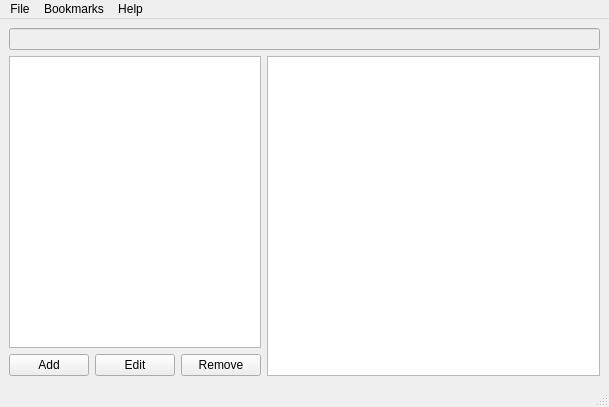
Old version of the form src/mainwindow.ui in the repository moose-kazan/qOPDSbrowser.
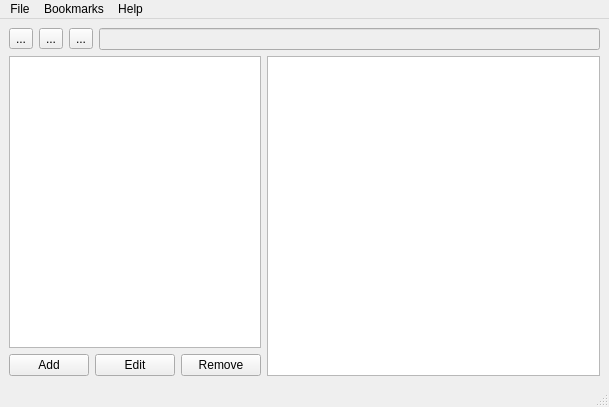
New version of the form. Icons and pictures are not drawn.

Commit message: Added navigation (Next/Prev/Refresh)

```diff
--- a/src/mainwindow.ui
+++ b/src/mainwindow.ui
@@ -24,14 +24,51 @@
     <item>
      <layout class="QVBoxLayout" name="rootLayout">
       <item>
-       <widget class="QLineEdit" name="urlEdit">
-        <property name="enabled">
-         <bool>false</bool>
-        </property>
-        <property name="readOnly">
-         <bool>true</bool>
-        </property>
-       </widget>
+       <layout class="QHBoxLayout" name="toolbarLayout">
+        <item>
+         <widget class="QToolButton" name="toolButtonPrev">
+          <property name="text">
+           <string>...</string>
+          </property>
+          <property name="icon">
+           <iconset theme="go-previous">
+            <normaloff>.</normaloff>.</iconset>
+          </property>
+         </widget>
+        </item>
+        <item>
+         <widget class="QToolButton" name="toolButtonNext">
+          <property name="text">
+           <string>...</string>
+          </property>
+          <property name="icon">
+           <iconset theme="go-next">
+            <normaloff>.</normaloff>.</iconset>
+          </property>
+         </widget>
+        </item>
+        <item>
+         <widget class="QToolButton" name="toolButtonRefresh">
+          <property name="text">
+           <string>...</string>
+          </property>
+          <property name="icon">
+           <iconset theme="view-refresh">
+            <normaloff>.</normaloff>.</iconset>
+          </property>
+         </widget>
+        </item>
+        <item>
+         <widget class="QLineEdit" name="urlEdit">
+          <property name="enabled">
+           <bool>false</bool>
+          </property>
+          <property name="readOnly">
+           <bool>true</bool>
+          </property>
+         </widget>
+        </item>
+       </layout>
       </item>
       <item>
        <layout class="QHBoxLayout" name="mainLayout" stretch="1,4">
```
Left out of the diff: 51 changed lines with no effect on the pictures. The commit also changes 3 other files.
